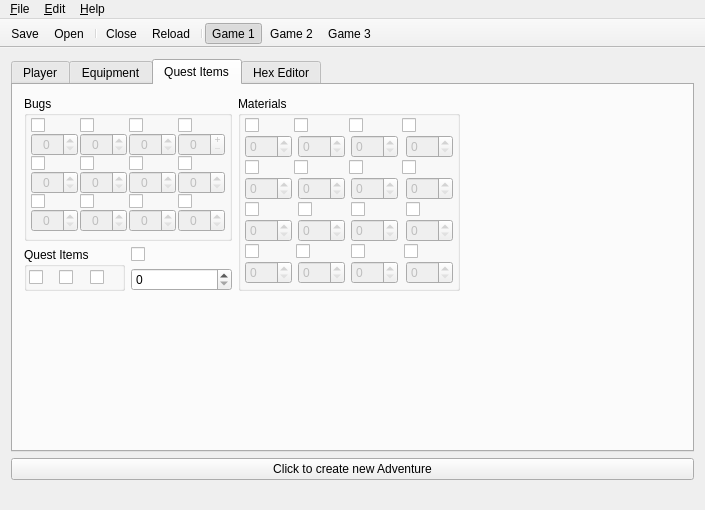
Old version of the form save editor/SS_SaveEditor/forms/mainwindow.ui in the repository Antidote/skyward-sword-save-editor.
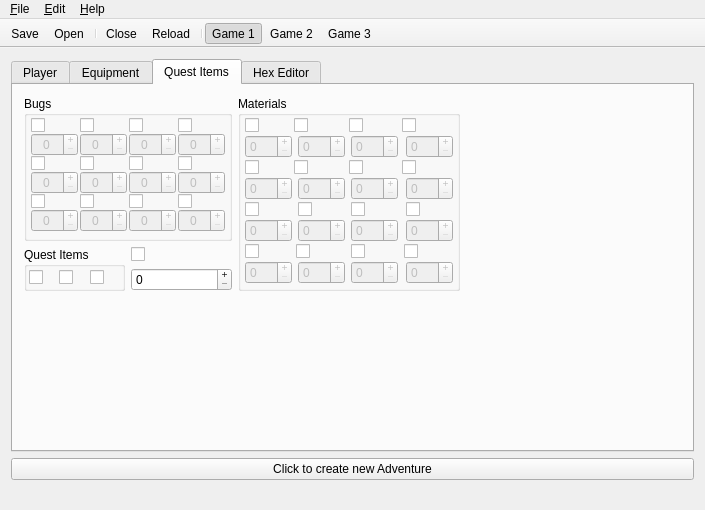
New version of the form. The open tabs and pages were chosen to show the change. Icons and pictures are not drawn.

```diff
--- a/save editor/SS_SaveEditor/forms/mainwindow.ui
+++ b/save editor/SS_SaveEditor/forms/mainwindow.ui
@@ -1781,6 +1781,9 @@
              <property name="alignment">
               <set>Qt::AlignCenter</set>
              </property>
+             <property name="buttonSymbols">
+              <enum>QAbstractSpinBox::PlusMinus</enum>
+             </property>
              <property name="maximum">
               <number>127</number>
              </property>
@@ -1794,6 +1797,9 @@
              <property name="alignment">
               <set>Qt::AlignCenter</set>
              </property>
+             <property name="buttonSymbols">
+              <enum>QAbstractSpinBox::PlusMinus</enum>
+             </property>
              <property name="maximum">
               <number>127</number>
              </property>
@@ -1807,6 +1813,9 @@
              <property name="alignment">
               <set>Qt::AlignCenter</set>
              </property>
+             <property name="buttonSymbols">
+              <enum>QAbstractSpinBox::PlusMinus</enum>
+             </property>
              <property name="maximum">
               <number>127</number>
              </property>
@@ -1839,6 +1848,9 @@
              <property name="alignment">
               <set>Qt::AlignCenter</set>
              </property>
+             <property name="buttonSymbols">
+              <enum>QAbstractSpinBox::PlusMinus</enum>
+             </property>
              <property name="maximum">
               <number>127</number>
              </property>
@@ -1852,6 +1864,9 @@
              <property name="alignment">
               <set>Qt::AlignCenter</set>
              </property>
+             <property name="buttonSymbols">
+              <enum>QAbstractSpinBox::PlusMinus</enum>
+             </property>
              <property name="maximum">
               <number>127</number>
              </property>
@@ -1865,6 +1880,9 @@
              <property name="alignment">
               <set>Qt::AlignCenter</set>
              </property>
+             <property name="buttonSymbols">
+              <enum>QAbstractSpinBox::PlusMinus</enum>
+             </property>
              <property name="maximum">
               <number>127</number>
              </property>
@@ -1878,6 +1896,9 @@
              <property name="alignment">
               <set>Qt::AlignCenter</set>
              </property>
+             <property name="buttonSymbols">
+              <enum>QAbstractSpinBox::PlusMinus</enum>
+             </property>
              <property name="maximum">
               <number>127</number>
              </property>
@@ -1891,6 +1912,9 @@
              <property name="alignment">
               <set>Qt::AlignCenter</set>
              </property>
+             <property name="buttonSymbols">
+              <enum>QAbstractSpinBox::PlusMinus</enum>
+             </property>
              <property name="maximum">
               <number>127</number>
              </property>
@@ -1904,6 +1928,9 @@
              <property name="alignment">
               <set>Qt::AlignCenter</set>
              </property>
+             <property name="buttonSymbols">
+              <enum>QAbstractSpinBox::PlusMinus</enum>
+             </property>
              <property name="maximum">
               <number>127</number>
              </property>
@@ -1917,6 +1944,9 @@
              <property name="alignment">
               <set>Qt::AlignCenter</set>
              </property>
+             <property name="buttonSymbols">
+              <enum>QAbstractSpinBox::PlusMinus</enum>
+             </property>
              <property name="maximum">
               <number>127</number>
              </property>
@@ -1939,6 +1969,9 @@
              <property name="alignment">
               <set>Qt::AlignCenter</set>
              </property>
+             <property name="buttonSymbols">
+              <enum>QAbstractSpinBox::PlusMinus</enum>
+             </property>
              <property name="maximum">
               <number>127</number>
              </property>
@@ -1971,6 +2004,9 @@
           </item>
           <item>
            <widget class="QSpinBox" name="gratitudeCrystalSpinBox">
+            <property name="buttonSymbols">
+             <enum>QAbstractSpinBox::PlusMinus</enum>
+            </property>
             <property name="maximum">
              <number>127</number>
             </property>
@@ -2324,6 +2360,9 @@
              <property name="enabled">
               <bool>false</bool>
              </property>
+             <property name="buttonSymbols">
+              <enum>QAbstractSpinBox::PlusMinus</enum>
+             </property>
              <property name="maximum">
               <number>127</number>
              </property>
@@ -2334,6 +2373,9 @@
              <property name="enabled">
               <bool>false</bool>
              </property>
+             <property name="buttonSymbols">
+              <enum>QAbstractSpinBox::PlusMinus</enum>
+             </property>
              <property name="maximum">
               <number>127</number>
              </property>
@@ -2344,6 +2386,9 @@
              <property name="enabled">
               <bool>false</bool>
              </property>
+             <property name="buttonSymbols">
+              <enum>QAbstractSpinBox::PlusMinus</enum>
+             </property>
              <property name="maximum">
               <number>127</number>
              </property>
@@ -2354,6 +2399,9 @@
              <property name="enabled">
               <bool>false</bool>
              </property>
+             <property name="buttonSymbols">
+              <enum>QAbstractSpinBox::PlusMinus</enum>
+             </property>
              <property name="maximum">
               <number>127</number>
              </property>
@@ -2364,6 +2412,9 @@
              <property name="enabled">
               <bool>false</bool>
              </property>
+             <property name="buttonSymbols">
+              <enum>QAbstractSpinBox::PlusMinus</enum>
+             </property>
              <property name="maximum">
               <number>127</number>
              </property>
@@ -2374,6 +2425,9 @@
              <property name="enabled">
               <bool>false</bool>
              </property>
+             <property name="buttonSymbols">
+              <enum>QAbstractSpinBox::PlusMinus</enum>
+             </property>
              <property name="maximum">
               <number>127</number>
              </property>
@@ -2384,6 +2438,9 @@
              <property name="enabled">
               <bool>false</bool>
              </property>
+             <property name="buttonSymbols">
+              <enum>QAbstractSpinBox::PlusMinus</enum>
+             </property>
              <property name="maximum">
               <number>127</number>
              </property>
@@ -2394,6 +2451,9 @@
              <property name="enabled">
               <bool>false</bool>
              </property>
+             <property name="buttonSymbols">
+              <enum>QAbstractSpinBox::PlusMinus</enum>
+             </property>
              <property name="maximum">
               <number>127</number>
              </property>
@@ -2404,6 +2464,9 @@
              <property name="enabled">
               <bool>false</bool>
              </property>
+             <property name="buttonSymbols">
+              <enum>QAbstractSpinBox::PlusMinus</enum>
+             </property>
              <property name="maximum">
               <number>127</number>
              </property>
@@ -2414,6 +2477,9 @@
              <property name="enabled">
               <bool>false</bool>
              </property>
+             <property name="buttonSymbols">
+              <enum>QAbstractSpinBox::PlusMinus</enum>
+             </property>
              <property name="maximum">
               <number>127</number>
              </property>
@@ -2424,6 +2490,9 @@
              <property name="enabled">
               <bool>false</bool>
              </property>
+             <property name="buttonSymbols">
+              <enum>QAbstractSpinBox::PlusMinus</enum>
+             </property>
              <property name="maximum">
               <number>127</number>
              </property>
@@ -2434,6 +2503,9 @@
              <property name="enabled">
               <bool>false</bool>
              </property>
+             <property name="buttonSymbols">
+              <enum>QAbstractSpinBox::PlusMinus</enum>
+             </property>
              <property name="maximum">
               <number>127</number>
              </property>
@@ -2444,6 +2516,9 @@
              <property name="enabled">
               <bool>false</bool>
              </property>
+             <property name="buttonSymbols">
+              <enum>QAbstractSpinBox::PlusMinus</enum>
+             </property>
              <property name="maximum">
               <number>127</number>
              </property>
@@ -2454,6 +2529,9 @@
              <property name="enabled">
               <bool>false</bool>
              </property>
+             <property name="buttonSymbols">
+              <enum>QAbstractSpinBox::PlusMinus</enum>
+             </property>
              <property name="maximum">
               <number>127</number>
              </property>
@@ -2464,6 +2542,9 @@
              <property name="enabled">
               <bool>false</bool>
              </property>
+             <property name="buttonSymbols">
+              <enum>QAbstractSpinBox::PlusMinus</enum>
+             </property>
              <property name="maximum">
               <number>127</number>
              </property>
@@ -2474,6 +2555,9 @@
              <property name="enabled">
               <bool>false</bool>
              </property>
+             <property name="buttonSymbols">
+              <enum>QAbstractSpinBox::PlusMinus</enum>
+             </property>
              <property name="maximum">
               <number>127</number>
              </property>
```
Left out of the diff: 507 changed lines with no effect on the pictures.
